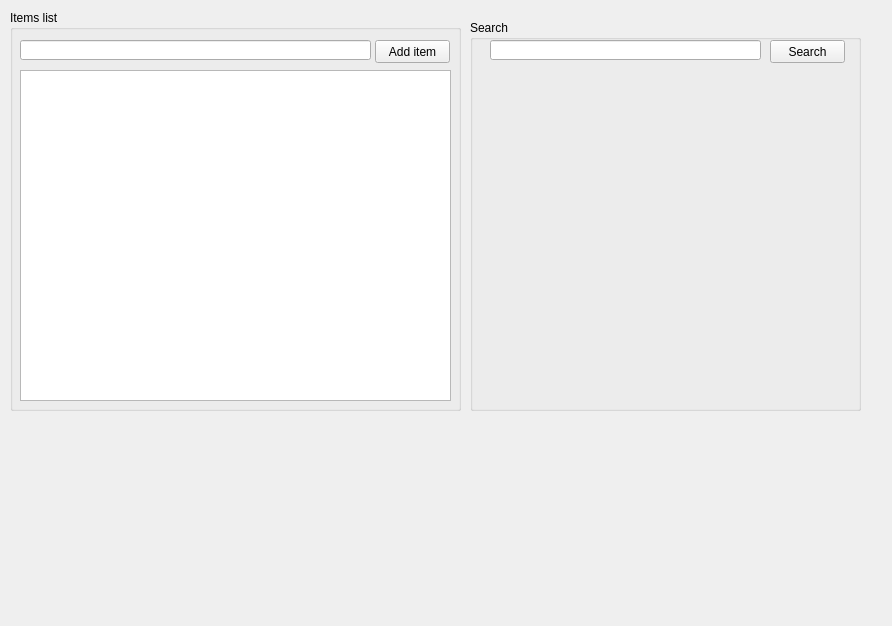
Above: core/mainwindow.ui from JohnMiz/TvTracker before the change. Below: the same form after it.
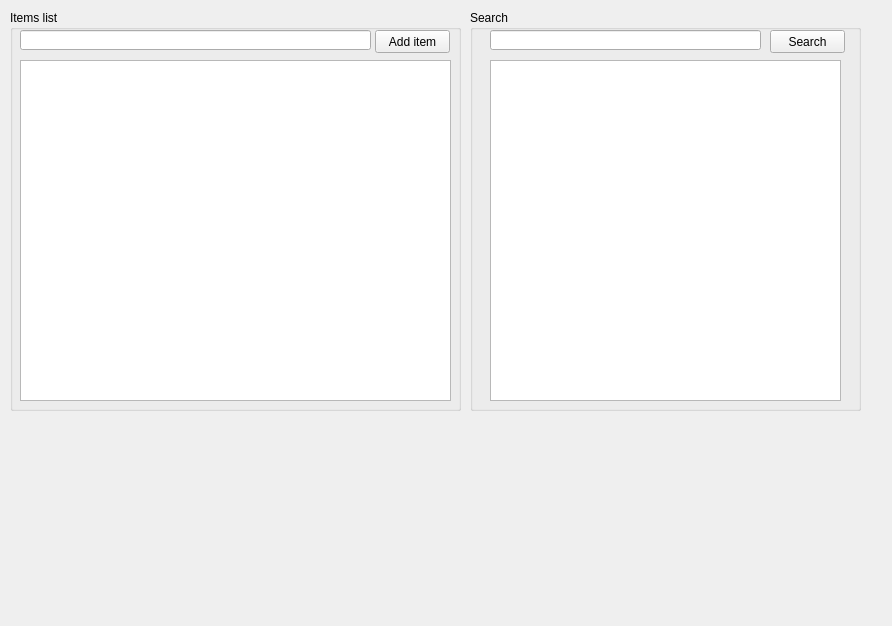
That is the form after the change.

Commit message: Implemented basic search with GUI

Diff of the .ui file:
```diff
--- a/core/mainwindow.ui
+++ b/core/mainwindow.ui
@@ -42,7 +42,7 @@
      <property name="geometry">
       <rect>
        <x>10</x>
-       <y>30</y>
+       <y>20</y>
        <width>351</width>
        <height>20</height>
       </rect>
@@ -52,7 +52,7 @@
      <property name="geometry">
       <rect>
        <x>365</x>
-       <y>30</y>
+       <y>20</y>
        <width>75</width>
        <height>23</height>
       </rect>
@@ -65,9 +65,9 @@
      <property name="geometry">
       <rect>
        <x>10</x>
-       <y>60</y>
+       <y>50</y>
        <width>431</width>
-       <height>331</height>
+       <height>341</height>
       </rect>
      </property>
      <property name="font">
@@ -102,9 +102,9 @@
     <property name="geometry">
      <rect>
       <x>470</x>
-      <y>20</y>
+      <y>10</y>
       <width>391</width>
-      <height>391</height>
+      <height>401</height>
      </rect>
     </property>
     <property name="title">
@@ -133,6 +133,16 @@
       </rect>
      </property>
     </widget>
+    <widget class="QListWidget" name="searchResultsList">
+     <property name="geometry">
+      <rect>
+       <x>20</x>
+       <y>50</y>
+       <width>351</width>
+       <height>341</height>
+      </rect>
+     </property>
+    </widget>
    </widget>
   </widget>
  </widget>
```
Left out of the diff: 4 changed lines with no effect on the pictures. The commit also changes 37 other files.
